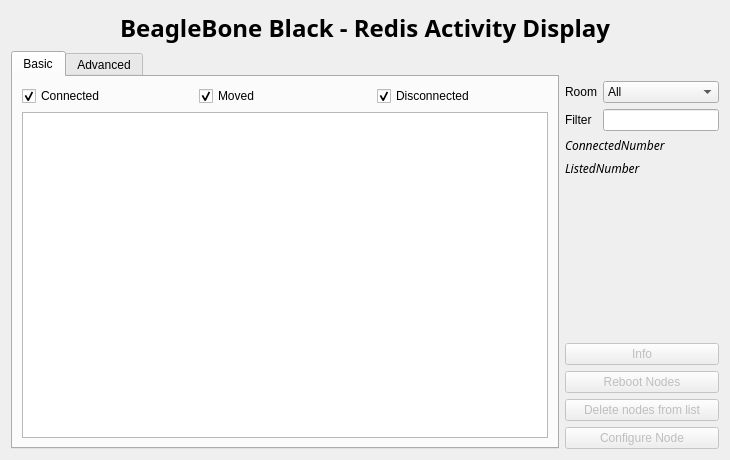
The window that siriushlacon/beaglebones/ui/main.ui (lnls-sirius/pydm-opi) describes before a commit, drawn with Qt 5.
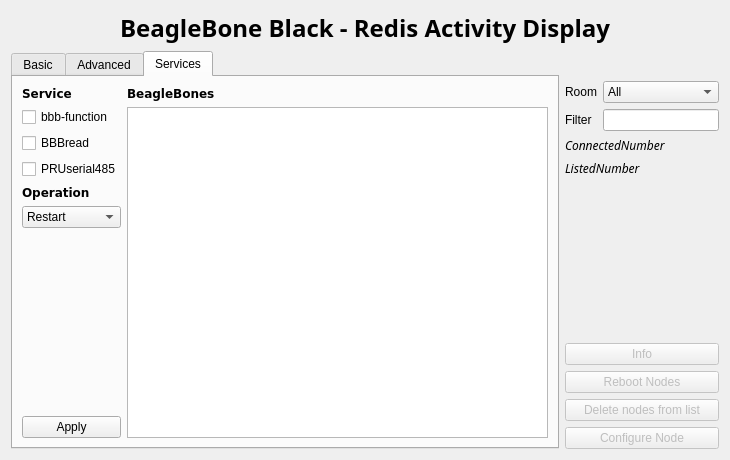
The same window after the commit. The open tabs and pages were chosen to show the change.

Patch:
```diff
--- a/siriushlacon/beaglebones/ui/main.ui
+++ b/siriushlacon/beaglebones/ui/main.ui
@@ -54,6 +54,9 @@
       <layout class="QVBoxLayout" name="verticalLayout_3">
        <item>
         <widget class="QTabWidget" name="tabWidget">
+         <property name="enabled">
+          <bool>true</bool>
+         </property>
          <property name="tabShape">
           <enum>QTabWidget::Rounded</enum>
          </property>
@@ -281,6 +284,129 @@
            </item>
           </layout>
          </widget>
+         <widget class="QWidget" name="tab">
+          <property name="enabled">
+           <bool>true</bool>
+          </property>
+          <property name="font">
+           <font>
+            <kerning>true</kerning>
+           </font>
+          </property>
+          <attribute name="title">
+           <string>Services</string>
+          </attribute>
+          <layout class="QHBoxLayout" name="horizontalLayout_2">
+           <item>
+            <layout class="QVBoxLayout" name="verticalLayout_7">
+             <item>
+              <widget class="QLabel" name="serviceLabel">
+               <property name="font">
+                <font>
+                 <family>DejaVu Sans</family>
+                 <weight>75</weight>
+                 <bold>true</bold>
+                </font>
+               </property>
+               <property name="text">
+                <string>Service</string>
+               </property>
+              </widget>
+             </item>
+             <item>
+              <widget class="QCheckBox" name="bbbfunctionBox">
+               <property name="text">
+                <string>bbb-function</string>
+               </property>
+              </widget>
+             </item>
+             <item>
+              <widget class="QCheckBox" name="bbbreadBox">
+               <property name="text">
+                <string>BBBread</string>
+               </property>
+              </widget>
+             </item>
+             <item>
+              <widget class="QCheckBox" name="ethbridgeBox">
+               <property name="text">
+                <string>PRUserial485</string>
+               </property>
+              </widget>
+             </item>
+             <item>
+              <widget class="QLabel" name="operationLabel">
+               <property name="font">
+                <font>
+                 <family>DejaVu Sans</family>
+                 <weight>75</weight>
+                 <bold>true</bold>
+                </font>
+               </property>
+               <property name="text">
+                <string>Operation</string>
+               </property>
+              </widget>
+             </item>
+             <item>
+              <widget class="QComboBox" name="operationcomboBox">
+               <item>
+                <property name="text">
+                 <string>Restart</string>
+                </property>
+               </item>
+               <item>
+                <property name="text">
+                 <string>Stop</string>
+                </property>
+               </item>
+              </widget>
+             </item>
+             <item>
+              <spacer name="verticalSpacer_3">
+               <property name="orientation">
+                <enum>Qt::Vertical</enum>
+               </property>
+               <property name="sizeHint" stdset="0">
+                <size>
+                 <width>20</width>
+                 <height>40</height>
+                </size>
+               </property>
+              </spacer>
+             </item>
+             <item>
+              <widget class="QPushButton" name="applyserviceButton">
+               <property name="text">
+                <string>Apply</string>
+               </property>
+              </widget>
+             </item>
+            </layout>
+           </item>
+           <item>
+            <layout class="QVBoxLayout" name="verticalLayout_8">
+             <item>
+              <widget class="QLabel" name="bbbLabel">
+               <property name="font">
+                <font>
+                 <family>DejaVu Sans</family>
+                 <weight>75</weight>
+                 <bold>true</bold>
+                </font>
+               </property>
+               <property name="text">
+                <string>BeagleBones</string>
+               </property>
+              </widget>
+             </item>
+             <item>
+              <widget class="QListWidget" name="serviceList"/>
+             </item>
+            </layout>
+           </item>
+          </layout>
+         </widget>
         </widget>
        </item>
       </layout>
```
Left out of the diff: 2 changed lines with no effect on the pictures.
